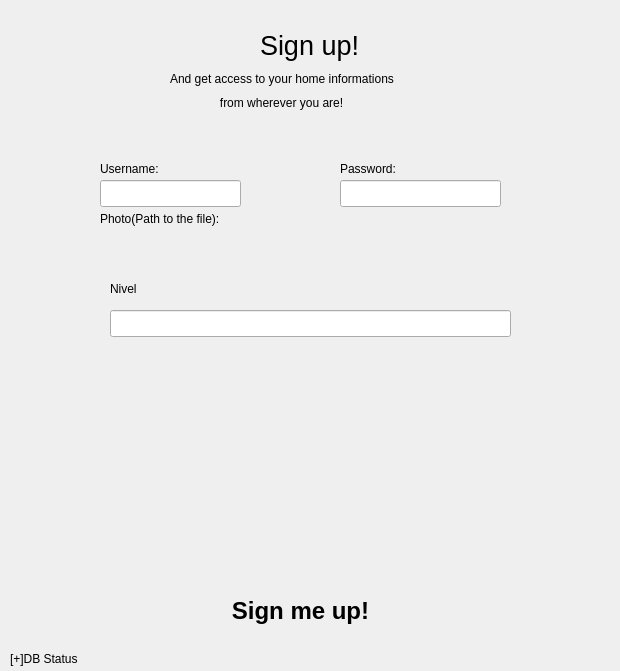
The window that PDS Project/PDS_Project/subsdialog.ui (miguelrochajr/PDS) describes before a commit, drawn with Qt 5.
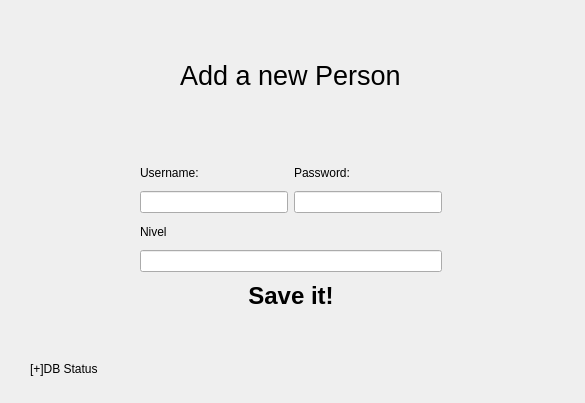
The same window after the commit.

```diff
--- a/PDS Project/PDS_Project/subsdialog.ui
+++ b/PDS Project/PDS_Project/subsdialog.ui
@@ -6,8 +6,8 @@
    <rect>
     <x>0</x>
     <y>0</y>
-    <width>620</width>
-    <height>671</height>
+    <width>585</width>
+    <height>403</height>
    </rect>
   </property>
   <property name="windowTitle">
@@ -16,9 +16,9 @@
   <widget class="QLabel" name="label_header">
    <property name="geometry">
     <rect>
-     <x>260</x>
-     <y>20</y>
-     <width>101</width>
+     <x>180</x>
+     <y>50</y>
+     <width>231</width>
      <height>51</height>
     </rect>
    </property>
@@ -28,80 +28,57 @@
     </font>
    </property>
    <property name="text">
-    <string>Sign up!</string>
+    <string>Add a new Person</string>
    </property>
   </widget>
-  <widget class="QLabel" name="label_5">
+  <widget class="QLabel" name="label_db_status">
    <property name="geometry">
     <rect>
-     <x>110</x>
-     <y>280</y>
-     <width>67</width>
+     <x>30</x>
+     <y>360</y>
+     <width>241</width>
      <height>17</height>
     </rect>
    </property>
    <property name="text">
-    <string>Nivel</string>
+    <string>[+]DB Status</string>
    </property>
   </widget>
-  <widget class="QLineEdit" name="lineEdit_level">
+  <widget class="QWidget" name="">
    <property name="geometry">
     <rect>
-     <x>110</x>
-     <y>310</y>
-     <width>401</width>
-     <height>27</height>
+     <x>140</x>
+     <y>160</y>
+     <width>302</width>
+     <height>154</height>
     </rect>
    </property>
-  </widget>
+   <layout class="QVBoxLayout" name="verticalLayout">
+    <item>
+     <layout class="QGridLayout" name="gridLayout">
+      <item row="0" column="0">
   <widget class="QLabel" name="label_9">
-   <property name="geometry">
-    <rect>
-     <x>100</x>
-     <y>160</y>
-     <width>81</width>
-     <height>17</height>
-    </rect>
-   </property>
    <property name="text">
     <string>Username:</string>
    </property>
   </widget>
-  <widget class="QLineEdit" name="lineEdit_username">
-   <property name="geometry">
-    <rect>
-     <x>100</x>
-     <y>180</y>
-     <width>141</width>
-     <height>27</height>
-    </rect>
-   </property>
-   <property name="statusTip">
-    <string/>
-   </property>
-  </widget>
+      </item>
+      <item row="0" column="1">
   <widget class="QLabel" name="label_11">
-   <property name="geometry">
-    <rect>
-     <x>340</x>
-     <y>160</y>
-     <width>81</width>
-     <height>17</height>
-    </rect>
-   </property>
    <property name="text">
     <string>Password:</string>
    </property>
   </widget>
+      </item>
+      <item row="1" column="0">
+       <widget class="QLineEdit" name="lineEdit_username">
+        <property name="statusTip">
+         <string/>
+        </property>
+       </widget>
+      </item>
+      <item row="1" column="1">
   <widget class="QLineEdit" name="lineEdit_password">
-   <property name="geometry">
-    <rect>
-     <x>340</x>
-     <y>180</y>
-     <width>161</width>
-     <height>27</height>
-    </rect>
-   </property>
    <property name="statusTip">
     <string/>
    </property>
@@ -109,15 +86,21 @@
     <enum>QLineEdit::PasswordEchoOnEdit</enum>
    </property>
   </widget>
+      </item>
+      <item row="2" column="0">
+       <widget class="QLabel" name="label_5">
+        <property name="text">
+         <string>Nivel</string>
+        </property>
+       </widget>
+      </item>
+      <item row="3" column="0" colspan="2">
+       <widget class="QLineEdit" name="lineEdit_level"/>
+      </item>
+     </layout>
+    </item>
+    <item>
   <widget class="QPushButton" name="pushButton_Signup">
-   <property name="geometry">
-    <rect>
-     <x>220</x>
-     <y>590</y>
-     <width>161</width>
-     <height>41</height>
-    </rect>
-   </property>
    <property name="font">
     <font>
      <pointsize>18</pointsize>
@@ -128,7 +111,7 @@
     </font>
    </property>
    <property name="text">
-    <string>Sign me up!</string>
+       <string>Save it!</string>
    </property>
    <property name="default">
     <bool>true</bool>
@@ -137,61 +120,9 @@
     <bool>true</bool>
    </property>
   </widget>
-  <widget class="QWidget" name="layoutWidget">
-   <property name="geometry">
-    <rect>
-     <x>170</x>
-     <y>70</y>
-     <width>289</width>
-     <height>42</height>
-    </rect>
-   </property>
-   <layout class="QVBoxLayout" name="verticalLayout">
-    <item>
-     <widget class="QLabel" name="label_2">
-      <property name="acceptDrops">
-       <bool>false</bool>
-      </property>
-      <property name="text">
-       <string>And get access to your home informations</string>
-      </property>
-     </widget>
-    </item>
-    <item>
-     <widget class="QLabel" name="label_3">
-      <property name="text">
-       <string>               from wherever you are!</string>
-      </property>
-     </widget>
     </item>
    </layout>
   </widget>
-  <widget class="QLabel" name="label_10">
-   <property name="geometry">
-    <rect>
-     <x>100</x>
-     <y>210</y>
-     <width>161</width>
-     <height>17</height>
-    </rect>
-   </property>
-   <property name="text">
-    <string>Photo(Path to the file):</string>
-   </property>
-  </widget>
-  <widget class="QLabel" name="label_db_status">
-   <property name="geometry">
-    <rect>
-     <x>10</x>
-     <y>650</y>
-     <width>241</width>
-     <height>17</height>
-    </rect>
-   </property>
-   <property name="text">
-    <string>[+]DB Status</string>
-   </property>
-  </widget>
  </widget>
  <tabstops>
   <tabstop>lineEdit_username</tabstop>
```
Lines whose indentation alone changed are shown as unchanged.
